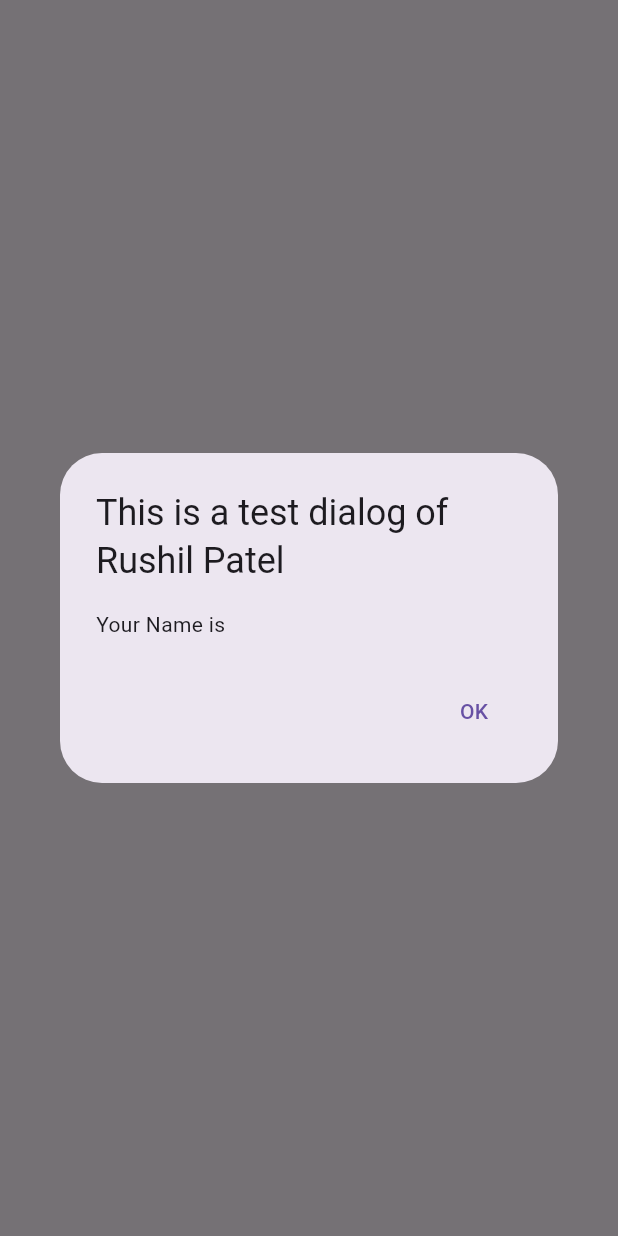
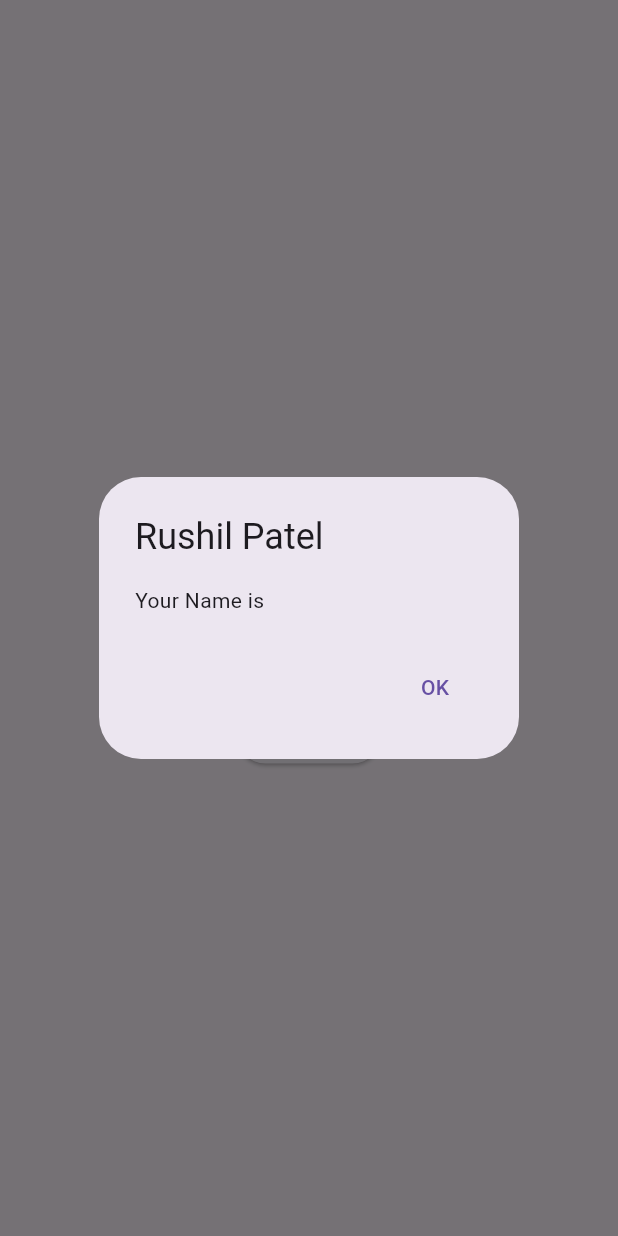
Before and after one commit to RushilPatel11/Flutter, a Flutter app: the screen it shows after launch, after a tap on "LogIn", on a phone screen of 412 x 824 dp. Run offline on Flutter 3.47's test engine with Material 3 defaults, Android fonts, the phone set to English and light mode, and no system bars.

Commit message:
main.dart

```diff
--- a/Text_Input/lib/main.dart
+++ b/Text_Input/lib/main.dart
@@ -71,7 +71,7 @@ class _ElevatedButtonExampleState extends State {
                   context: context,
                   builder: (context) {
                     return AlertDialog(
-                      title: const Text('This is a test dialog of Rushil Patel'),
+                      title: const Text('Rushil Patel'),
                       content: Text('Your Name is ${myController.text}'),
                       actions: [
                         TextButton(
```
